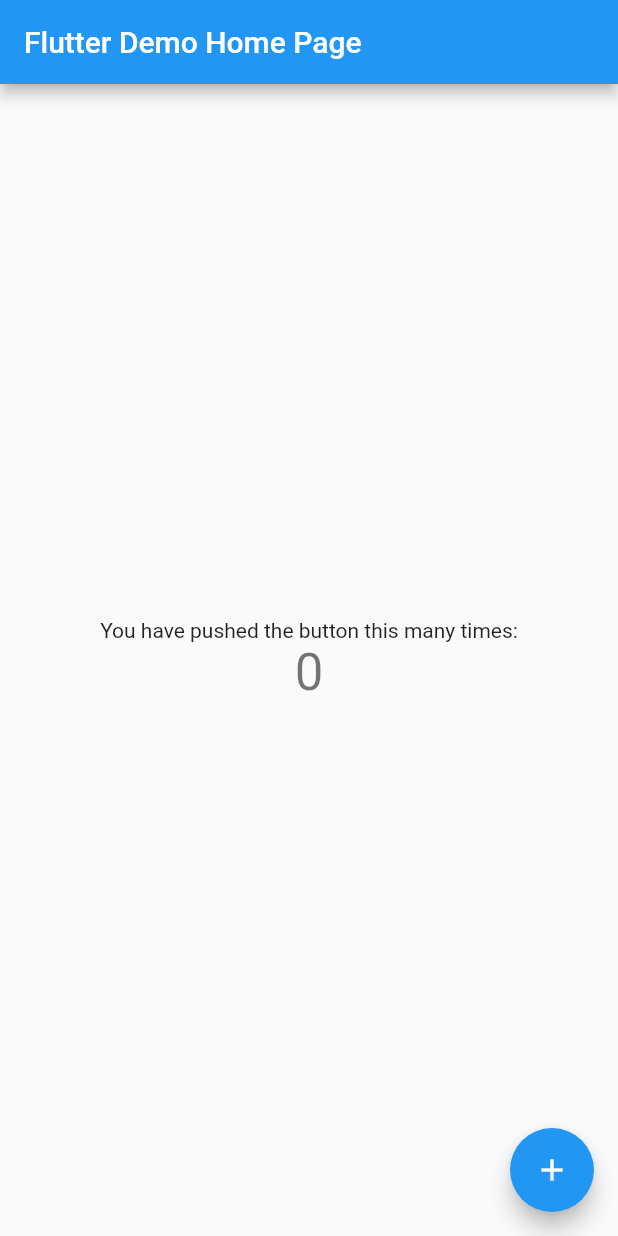
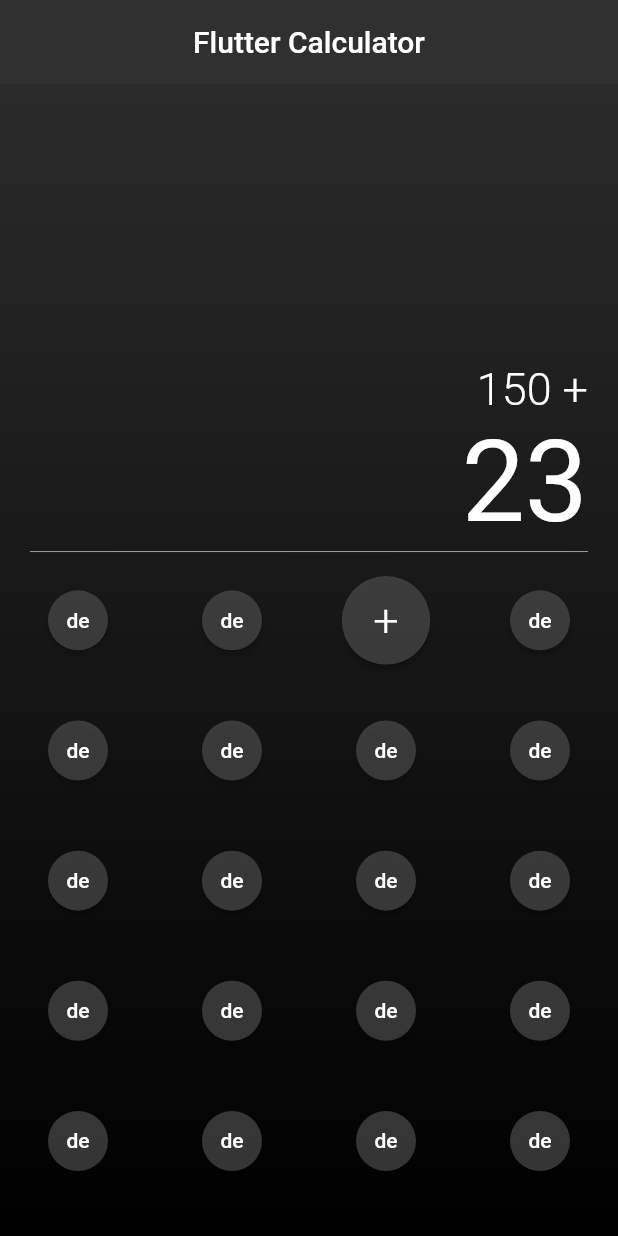
Before and after one commit to av-erencelik/flutter_calculator, a Flutter app: the screen it shows after launch, on a phone screen of 412 x 824 dp. Run offline on Flutter 3.47's test engine with Material 2 defaults, Android fonts, the phone set to English and light mode, and no system bars.

Commit message:
finished styling top of the calculator

```diff
--- /dev/null
+++ b/lib/calculator.dart
@@ -0,0 +1,148 @@
+import 'package:flutter/material.dart';
+
+class Calculator extends StatefulWidget {
+  const Calculator({super.key});
+
+  @override
+  State<Calculator> createState() => _CalculatorState();
+}
+
+class _CalculatorState extends State<Calculator> {
+  @override
+  Widget build(BuildContext context) {
+    return Scaffold(
+      appBar: AppBar(
+        title: const Text('Flutter Calculator'),
+      ),
+      body: Center(
+        child: Container(
+          padding: const EdgeInsets.all(20),
+          decoration: const BoxDecoration(
+              gradient: LinearGradient(
+            begin: Alignment.topCenter,
+            end: Alignment.bottomCenter,
+            colors: [
+              Colors.black12,
+              Colors.black,
+            ],
+          )),
+          child: Column(
+            children: [
+              Expanded(
+                flex: 4,
+                child: Container(
+                  width: double.infinity,
+                  color: Colors.transparent,
+                  child: Column(
+                    crossAxisAlignment: CrossAxisAlignment.end,
+                    mainAxisAlignment: MainAxisAlignment.end,
+                    children: [
+                      Column(
+                        crossAxisAlignment: CrossAxisAlignment.end,
+                        children: [
+                          Text(
+                            '150 +',
+                            style: Theme.of(context).textTheme.headlineSmall,
+                            textAlign: TextAlign.end,
+                          ),
+                          Text(
+                            '23',
+                            style: Theme.of(context).textTheme.headlineMedium,
+                          )
+                        ],
+                      )
+                    ],
+                  ),
+                ),
+              ),
+              const Divider(color: Colors.grey, height: 5),
+              Expanded(
+                  flex: 6,
+                  child: Container(
+                    color: Colors.transparent,
+                    width: double.infinity,
+                    child: Column(children: [
+                      Expanded(
+                          child: Row(
+                        mainAxisAlignment: MainAxisAlignment.spaceBetween,
+                        children: [
+                          ElevatedButton(
+                              onPressed: () {}, child: const Text('de')),
+                          ElevatedButton(
+                              onPressed: () {}, child: const Text('de')),
+                          ElevatedButton(
+                              onPressed: () {},
+                              child: Text(
+                                '+',
+                                style:
+                                    Theme.of(context).textTheme.headlineSmall,
+                              )),
+                          ElevatedButton(
+                              onPressed: () {}, child: const Text('de')),
+                        ],
+                      )),
+                      Expanded(
+                          child: Row(
+                        mainAxisAlignment: MainAxisAlignment.spaceBetween,
+                        children: [
+                          ElevatedButton(
+                              onPressed: () {}, child: const Text('de')),
+                          ElevatedButton(
+                              onPressed: () {}, child: const Text('de')),
+                          ElevatedButton(
+                              onPressed: () {}, child: const Text('de')),
+                          ElevatedButton(
+                              onPressed: () {}, child: const Text('de')),
+                        ],
+                      )),
+                      Expanded(
+                          child: Row(
+                        mainAxisAlignment: MainAxisAlignment.spaceBetween,
+                        children: [
+                          ElevatedButton(
+                              onPressed: () {}, child: const Text('de')),
+                          ElevatedButton(
+                              onPressed: () {}, child: const Text('de')),
+                          ElevatedButton(
+                              onPressed: () {}, child: const Text('de')),
+                          ElevatedButton(
+                              onPressed: () {}, child: const Text('de')),
+                        ],
+                      )),
+                      Expanded(
+                          child: Row(
+                        mainAxisAlignment: MainAxisAlignment.spaceBetween,
+                        children: [
+                          ElevatedButton(
+                              onPressed: () {}, child: const Text('de')),
+                          ElevatedButton(
+                              onPressed: () {}, child: const Text('de')),
+                          ElevatedButton(
+                              onPressed: () {}, child: const Text('de')),
+                          ElevatedButton(
+                              onPressed: () {}, child: const Text('de')),
+                        ],
+                      )),
+                      Expanded(
+                          child: Row(
+                        mainAxisAlignment: MainAxisAlignment.spaceBetween,
+                        children: [
+                          ElevatedButton(
+                              onPressed: () {}, child: const Text('de')),
+                          ElevatedButton(
+                              onPressed: () {}, child: const Text('de')),
+                          ElevatedButton(
+                              onPressed: () {}, child: const Text('de')),
+                          ElevatedButton(
+                              onPressed: () {}, child: const Text('de')),
+                        ],
+                      )),
+                    ]),
+                  ))
+            ],
+          ),
+        ),
+      ),
+    );
+  }
+}
--- a/lib/main.dart
+++ b/lib/main.dart
@@ -1,4 +1,6 @@
 import 'package:flutter/material.dart';
+import 'package:flutter/services.dart';
+import 'package:flutter_calculator/calculator.dart';
 
 void main() {
   runApp(const MyApp());
@@ -12,104 +14,23 @@ class MyApp extends StatelessWidget {
   Widget build(BuildContext context) {
     return MaterialApp(
       title: 'Flutter Demo',
-      theme: ThemeData(
-        // This is the theme of your application.
-        //
-        // Try running your application with "flutter run". You'll see the
-        // application has a blue toolbar. Then, without quitting the app, try
-        // changing the primarySwatch below to Colors.green and then invoke
-        // "hot reload" (press "r" in the console where you ran "flutter run",
-        // or simply save your changes to "hot reload" in a Flutter IDE).
-        // Notice that the counter didn't reset back to zero; the application
-        // is not restarted.
-        primarySwatch: Colors.blue,
-      ),
-      home: const MyHomePage(title: 'Flutter Demo Home Page'),
+      theme: ThemeData.dark().copyWith(
+          appBarTheme: const AppBarTheme(
+            centerTitle: true,
+            systemOverlayStyle: SystemUiOverlayStyle.light,
+            backgroundColor: Colors.transparent,
+            elevation: 0,
+          ),
+          elevatedButtonTheme: ElevatedButtonThemeData(
+              style: ElevatedButton.styleFrom(
+                  backgroundColor: const Color.fromARGB(168, 81, 80, 80),
+                  shape: const CircleBorder(),
+                  padding: const EdgeInsets.all(12))),
+          textTheme: const TextTheme(
+              headlineMedium: TextStyle(fontSize: 75),
+              headlineSmall:
+                  TextStyle(fontSize: 30, fontWeight: FontWeight.w300))),
+      home: const Calculator(),
     );
   }
 }
-
-class MyHomePage extends StatefulWidget {
-  const MyHomePage({super.key, required this.title});
-
-  // This widget is the home page of your application. It is stateful, meaning
-  // that it has a State object (defined below) that contains fields that affect
-  // how it looks.
-
-  // This class is the configuration for the state. It holds the values (in this
-  // case the title) provided by the parent (in this case the App widget) and
-  // used by the build method of the State. Fields in a Widget subclass are
-  // always marked "final".
-
-  final String title;
-
-  @override
-  State<MyHomePage> createState() => _MyHomePageState();
-}
-
-class _MyHomePageState extends State<MyHomePage> {
-  int _counter = 0;
-
-  void _incrementCounter() {
-    setState(() {
-      // This call to setState tells the Flutter framework that something has
-      // changed in this State, which causes it to rerun the build method below
-      // so that the display can reflect the updated values. If we changed
-      // _counter without calling setState(), then the build method would not be
-      // called again, and so nothing would appear to happen.
-      _counter++;
-    });
-  }
-
-  @override
-  Widget build(BuildContext context) {
-    // This method is rerun every time setState is called, for instance as done
-    // by the _incrementCounter method above.
-    //
-    // The Flutter framework has been optimized to make rerunning build methods
-    // fast, so that you can just rebuild anything that needs updating rather
-    // than having to individually change instances of widgets.
-    return Scaffold(
-      appBar: AppBar(
-        // Here we take the value from the MyHomePage object that was created by
-        // the App.build method, and use it to set our appbar title.
-        title: Text(widget.title),
-      ),
-      body: Center(
-        // Center is a layout widget. It takes a single child and positions it
-        // in the middle of the parent.
-        child: Column(
-          // Column is also a layout widget. It takes a list of children and
-          // arranges them vertically. By default, it sizes itself to fit its
-          // children horizontally, and tries to be as tall as its parent.
-          //
-          // Invoke "debug painting" (press "p" in the console, choose the
-          // "Toggle Debug Paint" action from the Flutter Inspector in Android
-          // Studio, or the "Toggle Debug Paint" command in Visual Studio Code)
-          // to see the wireframe for each widget.
-          //
-          // Column has various properties to control how it sizes itself and
-          // how it positions its children. Here we use mainAxisAlignment to
-          // center the children vertically; the main axis here is the vertical
-          // axis because Columns are vertical (the cross axis would be
-          // horizontal).
-          mainAxisAlignment: MainAxisAlignment.center,
-          children: <Widget>[
-            const Text(
-              'You have pushed the button this many times:',
-            ),
-            Text(
-              '$_counter',
-              style: Theme.of(context).textTheme.headlineMedium,
-            ),
-          ],
-        ),
-      ),
-      floatingActionButton: FloatingActionButton(
-        onPressed: _incrementCounter,
-        tooltip: 'Increment',
-        child: const Icon(Icons.add),
-      ), // This trailing comma makes auto-formatting nicer for build methods.
-    );
-  }
-}
```
